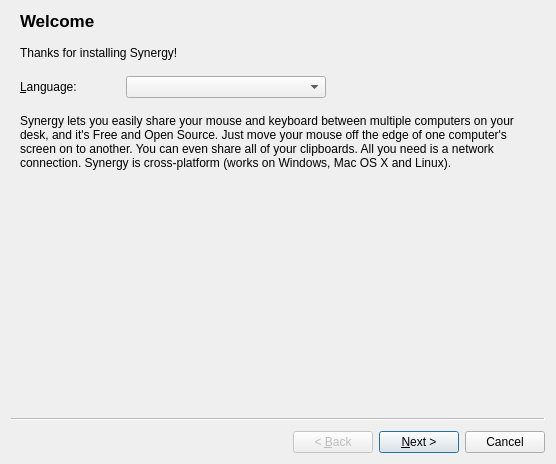
Qt form src/gui/src/SetupWizardBase.ui (deskflow/deskflow) before a commit.
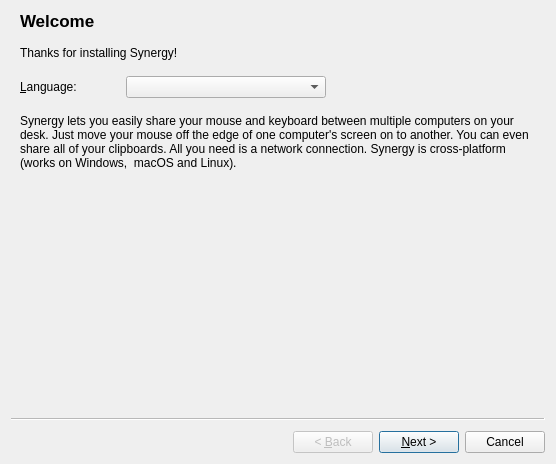
The same form after that commit.

Commit message: SYNERGY-693 Update Welcome screen

What changed in the file:
```diff
--- a/src/gui/src/SetupWizardBase.ui
+++ b/src/gui/src/SetupWizardBase.ui
@@ -111,7 +111,7 @@
        <locale language="English" country="UnitedKingdom"/>
       </property>
       <property name="text">
-       <string>Synergy lets you easily share your mouse and keyboard between multiple computers on your desk, and it's Free and Open Source. Just move your mouse off the edge of one computer's screen on to another. You can even share all of your clipboards. All you need is a network connection. Synergy is cross-platform (works on Windows, Mac OS X and Linux).</string>
+       <string>Synergy lets you easily share your mouse and keyboard between multiple computers on your desk. Just move your mouse off the edge of one computer's screen on to another. You can even share all of your clipboards. All you need is a network connection. Synergy is cross-platform (works on Windows,  macOS and Linux).</string>
       </property>
       <property name="wordWrap">
        <bool>true</bool>
```
